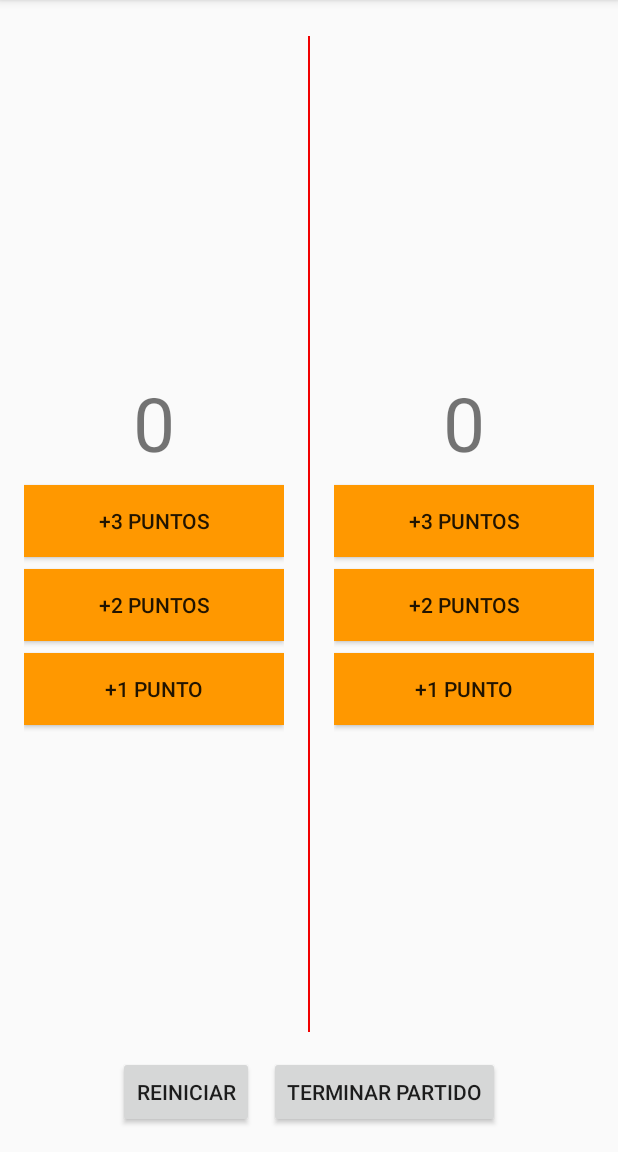
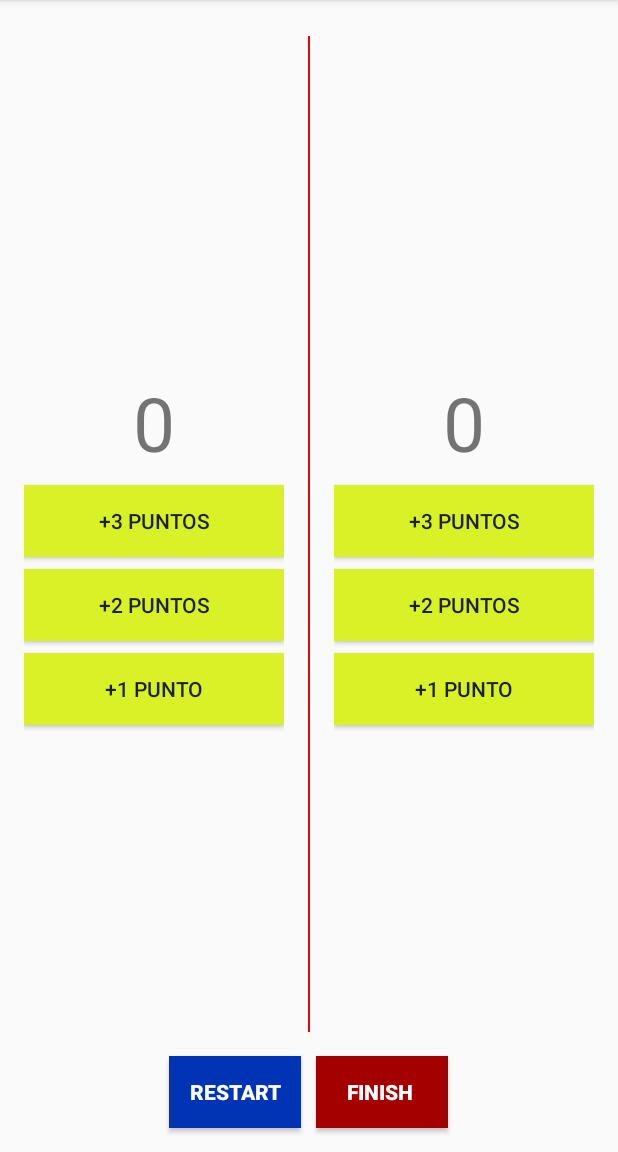
Before and after one commit to estherlaraaaa/PDM_parcial, an Android app: the Jugar screen opened directly, with no data from a screen before it, on a phone screen of 412 x 824 dp, the part 84-1236 px from its top. Run offline under Robolectric (Android 15) with nearby library versions, the phone set to English and light mode, and no system bars; our stand-ins replace Room's generated code, data binding.

Commit message:
diseño de ultima pantalla

```diff
--- a/app/src/main/res/layout/play_game.xml
+++ b/app/src/main/res/layout/play_game.xml
@@ -54,15 +54,15 @@
                         android:layout_width="match_parent"
                         android:layout_height="wrap_content"
                         android:layout_marginTop="@dimen/small_gap"
-                    android:background="#FF9800"
-                        android:text="+3 Puntos" />
+                        android:background="@color/colorPuntaje"
+                        android:text="+3 Puntos"/>
 
                 <Button
                         android:id="@+id/bt_team_a_2_p"
                         android:layout_width="match_parent"
                         android:layout_height="wrap_content"
                         android:layout_marginTop="@dimen/small_gap"
-                    android:background="#FF9800"
+                        android:background="@color/colorPuntaje"
                         android:text="+2 Puntos" />
 
                 <Button
@@ -70,7 +70,7 @@
                         android:layout_width="match_parent"
                         android:layout_height="wrap_content"
                         android:layout_marginTop="@dimen/small_gap"
-                    android:background="#FF9800"
+                        android:background="@color/colorPuntaje"
                         android:text="+1 Punto" />
 
             </LinearLayout>
@@ -114,8 +114,7 @@
                         android:layout_width="match_parent"
                         android:layout_height="wrap_content"
                         android:layout_marginTop="@dimen/small_gap"
-
-                    android:background="#FF9800"
+                        android:background="@color/colorPuntaje"
                         android:text="+3 Puntos"/>
 
                 <Button
@@ -123,8 +122,7 @@
                         android:layout_width="match_parent"
                         android:layout_height="wrap_content"
                         android:layout_marginTop="@dimen/small_gap"
-
-                    android:background="#FF9800"
+                        android:background="@color/colorPuntaje"
                         android:text="+2 Puntos"/>
 
                 <Button
@@ -132,8 +130,7 @@
                         android:layout_width="match_parent"
                         android:layout_height="wrap_content"
                         android:layout_marginTop="@dimen/small_gap"
-
-                    android:background="#FF9800"
+                        android:background="@color/colorPuntaje"
                         android:text="+1 Punto" />
 
             </LinearLayout>
@@ -151,16 +148,20 @@
                 android:layout_width="wrap_content"
                 android:layout_height="wrap_content"
                 android:layout_gravity="center"
-
                 android:layout_marginTop="@dimen/medium_gap"
                 android:layout_marginBottom="@dimen/medium_gap"
-
-                android:text="Reiniciar" />
+                android:text="RESTART"
+                android:textColor="@color/colorfondo"
+                android:background="@color/colorrestart"
+                android:textStyle="bold"/>
         <Button
             android:layout_gravity="center"
             android:id="@+id/btn_Terminar"
-            android:text="Terminar Partido"
+            android:text="FINISH "
+            android:background="@color/colorfinish"
+            android:textStyle="bold"
             android:layout_marginTop="@dimen/medium_gap"
+            android:textColor="@color/colorfondo"
             android:layout_marginLeft="10dp"
             android:layout_marginBottom="@dimen/medium_gap"
             android:layout_width="wrap_content"
--- a/app/src/main/res/layout/result_game.xml
+++ b/app/src/main/res/layout/result_game.xml
@@ -8,16 +8,16 @@
         android:layout_width="match_parent"
         android:layout_height="wrap_content"
         android:layout_marginLeft="10dp"
-        android:background="@color/colorcardview"
         android:layout_marginRight="10dp"
         android:layout_marginTop="10dp"
     >
         <LinearLayout
                 android:orientation="vertical"
                 android:layout_gravity="center"
-            android:background="@color/colorcardview"
+                android:background="@drawable/resultado"
                 android:layout_width="match_parent"
-            android:layout_height="wrap_content">
+                android:layout_height="141dp"
+                android:alpha="0.8">
 
 
             <LinearLayout
@@ -45,12 +45,12 @@
                             android:textColor="@color/colorLetras2"
                             android:textStyle="bold"
                             android:layout_width="wrap_content"
-            android:layout_height="wrap_content" />
+                            android:layout_height="wrap_content"/>
                     <TextView
                             android:id="@+id/tv_teamA"
                             android:textColor="@color/colorLetras2"
                             android:layout_width="wrap_content"
-            android:layout_height="wrap_content" />
+                            android:layout_height="wrap_content"/>
                 </LinearLayout>
                 <TextView
                         android:text="vs"
@@ -69,12 +69,12 @@
                             android:textColor="@color/colorLetras2"
                             android:textStyle="bold"
                             android:layout_width="wrap_content"
-            android:layout_height="wrap_content" />
+                            android:layout_height="wrap_content"/>
                     <TextView
                             android:id="@+id/tv_teamB"
                             android:textColor="@color/colorLetras2"
                             android:layout_width="wrap_content"
-            android:layout_height="wrap_content" />
+                            android:layout_height="wrap_content"/>
                 </LinearLayout>
                 <TextView
                         android:id="@+id/tv_pointB"
@@ -97,13 +97,13 @@
                         android:textColor="@color/colorLetras2"
                         android:textStyle="bold"
                         android:layout_width="wrap_content"
-                    android:layout_height="wrap_content" />
+                        android:layout_height="wrap_content"/>
                 <TextView
                         android:text=""
                         android:textColor="@color/colorLetras2"
                         android:id="@+id/tv_date"
                         android:layout_width="wrap_content"
-                android:layout_height="wrap_content" />
+                        android:layout_height="wrap_content"/>
             </LinearLayout>
             <LinearLayout
                     android:layout_gravity="center"
@@ -116,12 +116,12 @@
                         android:textColor="@color/colorLetras2"
                         android:textStyle="bold"
                         android:layout_width="wrap_content"
-                    android:layout_height="wrap_content" />
+                        android:layout_height="wrap_content"/>
                 <TextView
                         android:id="@+id/tv_win"
                         android:textColor="@color/colorLetras2"
                         android:layout_width="wrap_content"
-                    android:layout_height="wrap_content" />
+                        android:layout_height="wrap_content"/>
             </LinearLayout>
 
 
--- a/app/src/main/res/values/colors.xml
+++ b/app/src/main/res/values/colors.xml
@@ -9,5 +9,8 @@
     <color name="colorLetras2">#000000</color>
     <color name="colorfondo">#FCFCFC</color>
     <color name="colorcardview">#979590</color>
+    <color name="colorfinish">#A50000</color>
+    <color name="colorrestart">#0034B4</color>
+    <color name="colorPuntaje">#D9F127</color>
 
 </resources>
```
Also changed, not shown: app/src/main/res/drawable/resultado.jpg (added). Lines whose indentation alone changed are shown as unchanged.
